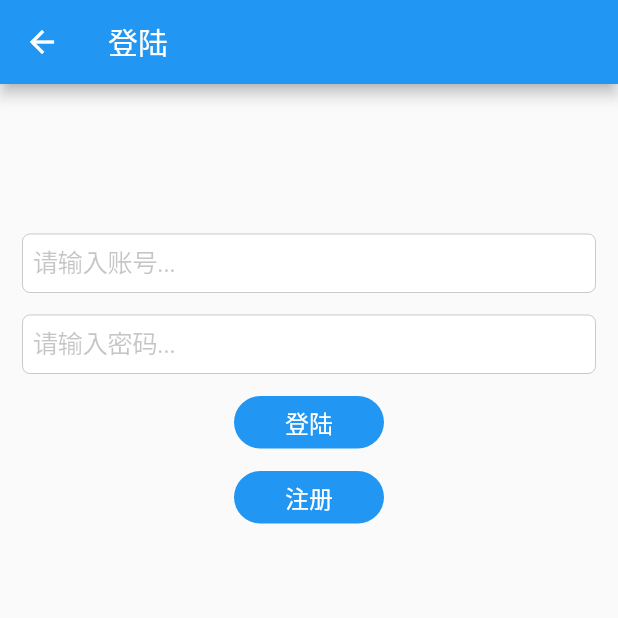
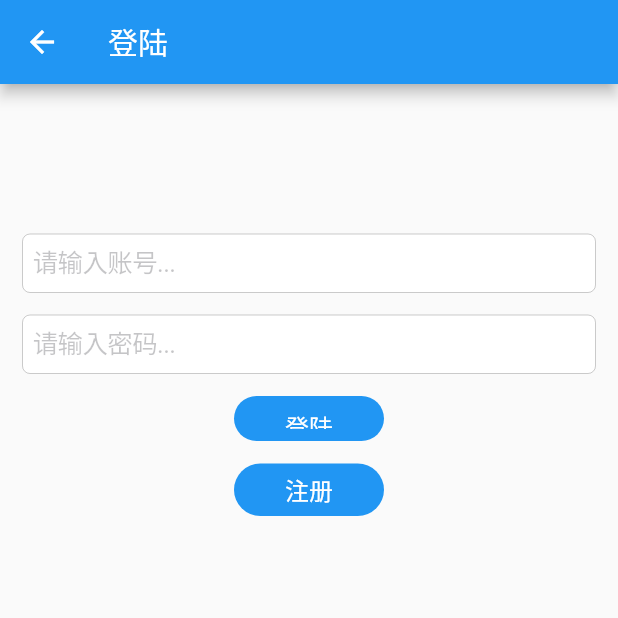
Before and after one commit to LiliCode/chat-demo-flutter, a Flutter app: the UserPage screen opened directly, after a tap on "请登录", on a phone screen of 412 x 824 dp, the top half of it. Run offline on Flutter 3.47's test engine with Material 2 defaults, Android fonts, the light colour scheme and no system bars; drawn by our look-alikes of oktoast; our stand-ins replace cached_network_image, dio, get, get_storage; accounts and stored records are empty; network calls fail.

Commit message:
添加了加载状态的按钮，添加了帖子页面

```diff
--- a/lib/login/controllers/register_controller.dart
+++ b/lib/login/controllers/register_controller.dart
@@ -8,6 +8,8 @@ class RegisterController extends GetxController {
   final pwdController = TextEditingController();
   final nameController = TextEditingController();
   final againPwdController = TextEditingController();
+  bool _loading = false;
+  bool get loading => _loading;
 
   void register(void Function(String?)? callback) async {
     if (accountController.text.isEmpty ||
@@ -23,6 +25,8 @@ class RegisterController extends GetxController {
       return;
     }
 
+    _loading = true;
+    update();
     final res = await NetProvider.post<Map<String, dynamic>>(
       Api.register,
       data: {
@@ -31,6 +35,8 @@ class RegisterController extends GetxController {
         'name': nameController.text
       },
     );
+    _loading = false;
+    update();
     if (res.status == NetStatus.success && res.content != null) {
       if (callback != null) {
         callback(null);
--- a/lib/login/pages/login_page.dart
+++ b/lib/login/pages/login_page.dart
@@ -2,6 +2,7 @@ import 'package:flutter/cupertino.dart';
 import 'package:flutter/material.dart';
 import 'package:flutter_chat_demo/routes/routes.dart';
 import 'package:flutter_chat_demo/user/controllers/user_controller.dart';
+import 'package:flutter_chat_demo/widgets/loading_button.dart';
 import 'package:get/get.dart';
 import 'package:oktoast/oktoast.dart';
 
@@ -32,7 +33,15 @@ class LoginPage extends GetView<UserController> {
                 clearButtonMode: OverlayVisibilityMode.editing,
               ),
               const SizedBox(height: 15),
-              GestureDetector(
+              SizedBox(
+                width: 100,
+                height: 30,
+                child: GetBuilder<UserController>(
+                  builder: (controller) => LoadingButton(
+                    title: '登陆',
+                    loadingText: '登陆中',
+                    radius: 17.5,
+                    loading: controller.loading,
                     onTap: () {
                       // 登陆
                       controller.login((msg) {
@@ -44,21 +53,6 @@ class LoginPage extends GetView<UserController> {
                         }
                       });
                     },
-                child: Container(
-                  width: 100,
-                  height: 35,
-                  decoration: const BoxDecoration(
-                    color: Colors.blue,
-                    borderRadius: BorderRadius.all(Radius.circular(17.5)),
-                  ),
-                  child: const Center(
-                    child: Text(
-                      '登陆',
-                      style: TextStyle(
-                        fontSize: 16,
-                        color: Colors.white,
-                      ),
-                    ),
                   ),
                 ),
               ),
--- a/lib/main.dart
+++ b/lib/main.dart
@@ -1,5 +1,6 @@
 import 'package:flutter/material.dart';
 import 'package:flutter_chat_demo/home/controllers/home_controller.dart';
+import 'package:flutter_chat_demo/posts/controllers/post_list_controller.dart';
 import 'package:flutter_chat_demo/routes/app_pages.dart';
 import 'package:flutter_chat_demo/routes/routes.dart';
 import 'package:flutter_chat_demo/user/controllers/user_controller.dart';
@@ -13,6 +14,7 @@ void main() async {
   // 依赖注入
   Get.lazyPut(() => UserController());
   Get.lazyPut(() => HomeController());
+  Get.lazyPut(() => PostListController());
   runApp(const MyApp());
 }
 
--- a/lib/main/pages/main_page.dart
+++ b/lib/main/pages/main_page.dart
@@ -1,5 +1,6 @@
 import 'package:flutter/material.dart';
 import 'package:flutter_chat_demo/home/pages/home_page.dart';
+import 'package:flutter_chat_demo/posts/pages/post_list_page.dart';
 import 'package:flutter_chat_demo/tools/web_socket/web_socket_prodiver.dart';
 import 'package:flutter_chat_demo/user/controllers/user_controller.dart';
 import 'package:flutter_chat_demo/user/pages/user_page.dart';
@@ -15,6 +16,7 @@ class MainPage extends StatefulWidget {
 class _MainPageState extends State<MainPage> with WidgetsBindingObserver {
   final List<Widget> _pages = [
     const HomePage(),
+    const PostListPage(),
     const UserPage(),
   ];
 
@@ -87,6 +89,10 @@ class _MainPageState extends State<MainPage> with WidgetsBindingObserver {
                 label: '主页',
               ),
               BottomNavigationBarItem(
+                icon: Icon(Icons.post_add),
+                label: '帖子',
+              ),
+              BottomNavigationBarItem(
                 icon: Icon(Icons.people_alt_outlined),
                 label: '我的',
               ),
--- a/lib/user/controllers/user_controller.dart
+++ b/lib/user/controllers/user_controller.dart
@@ -6,13 +6,14 @@ import 'package:flutter_chat_demo/tools/net_service/net_provider.dart';
 import 'package:flutter_chat_demo/tools/web_socket/web_socket_prodiver.dart';
 import 'package:flutter_chat_demo/user/models/user_model.dart';
 import 'package:get/get.dart';
-import 'package:get/state_manager.dart';
 import 'package:get_storage/get_storage.dart';
 import 'package:oktoast/oktoast.dart';
 
 class UserController extends GetxController {
   User user = User();
   bool get isLogin => user.account != null && user.id != null;
+  bool _loading = false;
+  bool get loading => _loading;
 
   final accountController = TextEditingController();
   final pwdController = TextEditingController();
@@ -55,6 +56,9 @@ class UserController extends GetxController {
       return;
     }
 
+    // 开始加载
+    _loading = true;
+    update();
     final res = await NetProvider.post<Map<String, dynamic>>(
       Api.login,
       data: {'account': accountController.text, 'password': pwdController.text},
@@ -64,6 +68,8 @@ class UserController extends GetxController {
       final prefers = GetStorage();
       prefers.write('LoginKey', json.encode(res.content));
       user = User.fromJson(res.content!);
+      // 加载完成
+      _loading = false;
       // 刷新状态
       update();
       // 连接 socket
--- a/lib/user/models/user_model.dart
+++ b/lib/user/models/user_model.dart
@@ -4,7 +4,7 @@ class User {
   String? account;
   String? avatar;
 
-  User();
+  User({this.id, this.account, this.name, this.avatar});
 
   User.fromJson(Map<String, dynamic> json) {
     final userId = json['id'];
--- /dev/null
+++ b/lib/widgets/loading_button.dart
@@ -0,0 +1,92 @@
+import 'package:flutter/cupertino.dart';
+import 'package:flutter/material.dart';
+
+/// 有加载动画的按钮
+class LoadingButton extends StatefulWidget {
+  final bool loading;
+  final String title;
+  final String loadingText;
+  final TextStyle? titleStyle;
+  final Widget? indicator;
+  final Color? loadingColor;
+  final Color? color;
+  final double radius;
+  final double width;
+  final double height;
+  final VoidCallback? onTap;
+
+  const LoadingButton({
+    super.key,
+    this.loading = false,
+    required this.title,
+    this.loadingText = '加载中',
+    this.titleStyle,
+    this.loadingColor,
+    this.color,
+    this.radius = 0,
+    this.height = 30,
+    this.width = 100,
+    this.indicator,
+    this.onTap,
+  });
+
+  @override
+  State<LoadingButton> createState() => _LoadingButtonState();
+}
+
+class _LoadingButtonState extends State<LoadingButton> {
+  @override
+  void initState() {
+    super.initState();
+  }
+
+  /// 标题
+  Text _titleWidget() => Text(
+        widget.loading ? widget.loadingText : widget.title,
+        style: widget.titleStyle ??
+            const TextStyle(
+              fontSize: 16,
+              color: Colors.white,
+            ),
+        overflow: TextOverflow.ellipsis,
+      );
+
+  @override
+  Widget build(BuildContext context) {
+    return GestureDetector(
+      onTap: () {
+        if (!widget.loading && widget.onTap != null) {
+          widget.onTap!();
+        }
+      },
+      child: Container(
+        decoration: BoxDecoration(
+          color: widget.color ?? Colors.blue,
+          borderRadius: BorderRadius.all(Radius.circular(widget.radius)),
+        ),
+        child: TextButton(
+          onPressed: () {
+            if (!widget.loading && widget.onTap != null) {
+              widget.onTap!();
+            }
+          },
+          child: widget.loading
+              ? Row(
+                  mainAxisAlignment: MainAxisAlignment.center,
+                  mainAxisSize: MainAxisSize.min,
+                  children: [
+                    widget.indicator ??
+                        CupertinoActivityIndicator(
+                          animating: widget.loading,
+                          color: widget.loadingColor ?? Colors.white,
+                        ),
+                    const SizedBox(width: 8),
+                    _titleWidget(),
+                  ],
+                )
+              : _titleWidget(),
+        ),
+      ),
+    );
+  }
+}
```
Also changed, not shown: lib/login/pages/register_page.dart (+10 -15 lines), lib/posts/controllers/post_list_controller.dart (added, +12 -0 lines), lib/posts/modes/post.dart (added, +34 -0 lines), lib/posts/pages/post_list_page.dart (added, +38 -0 lines), lib/posts/widgets/post_widget.dart (added, +101 -0 lines). Lines whose indentation alone changed are shown as unchanged.
